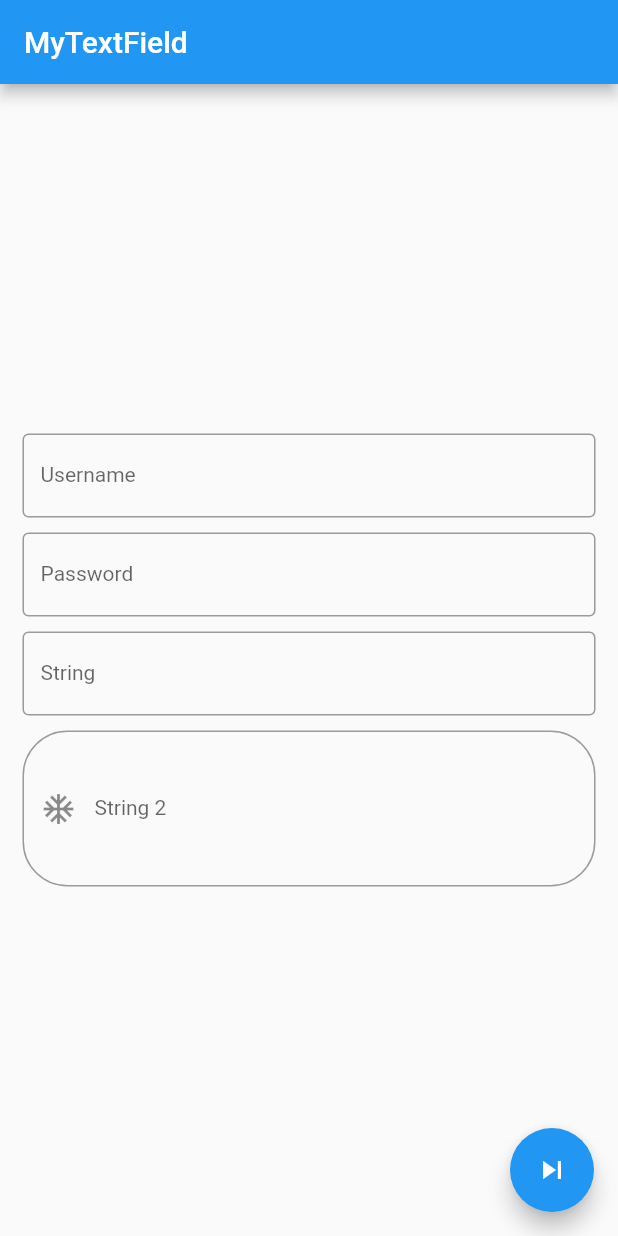
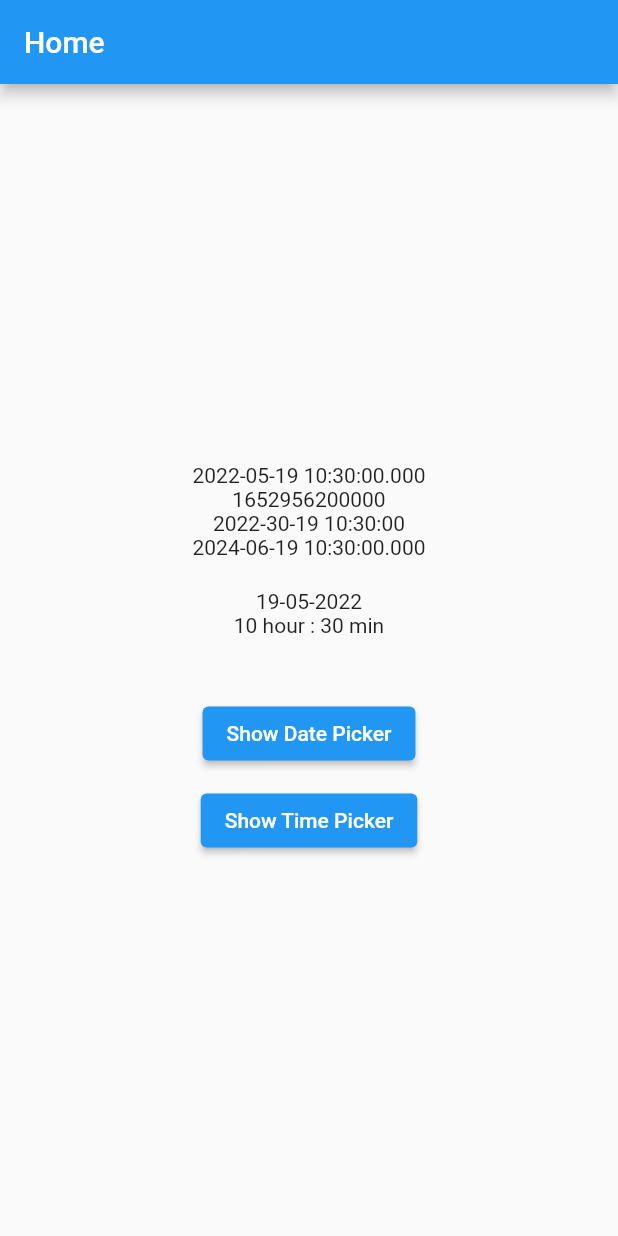
Before and after one commit to source3thaipvt/Learn_Flutter, a Flutter app: the screen it shows after launch, on a phone screen of 412 x 824 dp. Run offline on Flutter 3.47's test engine with Material 2 defaults, Android fonts, the phone set to English and light mode, and no system bars.

Commit message:
using library DateFormat tính năng show picker Date && Time

```diff
--- a/lib/main.dart
+++ b/lib/main.dart
@@ -5,9 +5,10 @@ import 'package:flutter/gestures.dart';
 import 'package:flutter/material.dart';
 import 'package:flutter/services.dart';
 import 'package:hello_world/data/listData.dart';
+import 'package:intl/intl.dart';
 
 void main() {
-  runApp(MyTextField());
+  runApp(MyShowDateTimePicker());
 }
 
 // giới thiệu về Widget Container, Text
@@ -1619,3 +1620,111 @@ class MySecondPageTextField extends StatelessWidget {
     );
   }
 }
+
+// giới thiệu về Widget showDatePicker  TimePicker
+
+class MyShowDateTimePicker extends StatelessWidget {
+  const MyShowDateTimePicker({Key? key}) : super(key: key);
+
+  @override
+  Widget build(BuildContext context) {
+    return MaterialApp(
+      home: MyHomeShowDateTimePicker(),
+    );
+  }
+}
+
+class MyHomeShowDateTimePicker extends StatefulWidget {
+  MyHomeShowDateTimePicker({Key? key}) : super(key: key);
+
+  @override
+  State<MyHomeShowDateTimePicker> createState() =>
+      _MyHomeShowDateTimePickerState();
+}
+
+class _MyHomeShowDateTimePickerState extends State<MyHomeShowDateTimePicker> {
+  var dateTime;
+  var timeStamp;
+  var anotherDateTime;
+  var newDateTime;
+  var selectDate, selectTime;
+  @override
+  void initState() {
+    // TODO: implement initState
+    super.initState();
+    dateTime = DateTime.now();
+    timeStamp = dateTime.millisecondsSinceEpoch;
+    anotherDateTime = DateFormat('yyyy-mm-dd hh:mm:ss').format(dateTime);
+    newDateTime = DateTime.parse(anotherDateTime);
+    selectDate = DateTime.now();
+    selectTime = TimeOfDay.now();
+  }
+
+  _selectTime(BuildContext context) async {
+    final TimeOfDay? picked = await showTimePicker(
+        context: context,
+        initialTime: selectTime,
+        initialEntryMode: TimePickerEntryMode.dial,
+        confirmText: "Xác nhận",
+        cancelText: "Hủy",
+        helpText: "Chọn thời gian");
+    if (picked != null && picked != selectTime)
+      // ignore: curly_braces_in_flow_control_structures
+      setState(() {
+        selectTime = picked;
+      });
+  }
+
+  _selectDate(BuildContext context) async {
+    final DateTime? picked = await showDatePicker(
+      context: context,
+      initialDate: selectDate,
+      firstDate: DateTime(2000),
+      lastDate: DateTime(2025),
+    );
+    if (picked != null && picked != selectDate)
+      // ignore: curly_braces_in_flow_control_structures
+      setState(() {
+        selectDate = picked;
+      });
+  }
+
+  @override
+  Widget build(BuildContext context) {
+    return Scaffold(
+      appBar: AppBar(
+        title: Text('Home'),
+      ),
+      body: SafeArea(
+        child: Center(
+          child: Column(
+            mainAxisAlignment: MainAxisAlignment.center,
+            children: [
+              Text('$dateTime'),
+              Text('$timeStamp'),
+              Text('$anotherDateTime'),
+              Text('$newDateTime'),
+              SizedBox(height: 20),
+              Text('${DateFormat('dd-MM-yyyy').format(selectDate)}'),
+              Text('${selectTime.hour} hour : ${selectTime.minute} min'),
+              SizedBox(height: 40),
+              ElevatedButton(
+                  onPressed: () {
+                    print(
+                        "$dateTime dsa $timeStamp 321 $anotherDateTime \n dsadsa $newDateTime");
+                    _selectDate(context);
+                  },
+                  child: Text("Show Date Picker")),
+              SizedBox(height: 10),
+              ElevatedButton(
+                  onPressed: () {
+                    _selectTime(context);
+                  },
+                  child: Text("Show Time Picker")),
+            ],
+          ),
+        ),
+      ),
+    );
+  }
+}
--- a/pubspec.yaml
+++ b/pubspec.yaml
@@ -37,6 +37,7 @@ dependencies:
   url_launcher: ^5.4.0
   image_picker: ^0.8.0+4
   provider: ^6.0.2
+  intl: ^0.17.0
 
 dev_dependencies:
   flutter_test:
```
Also changed, not shown: pubspec.lock.
